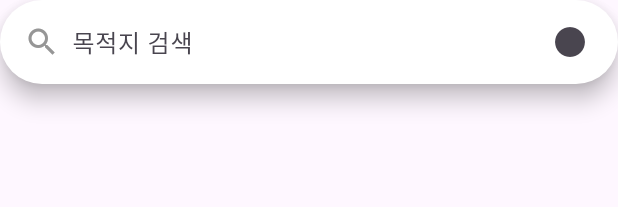
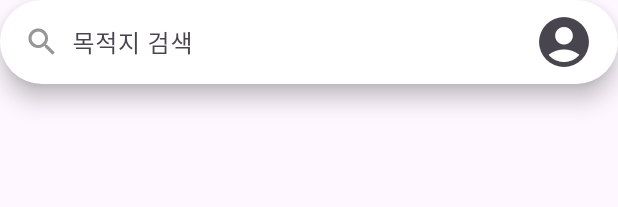
Before and after one commit to spicypunch/gather-here-Flutter, a Flutter app: the _SearchBar widget shown alone on an empty page, opened directly, on a phone screen of 412 x 824 dp. Shown: the top 207 px of the screen. Run offline on Flutter 3.47's test engine with Material 3 defaults, Android fonts, the phone set to English and light mode, and no system bars; our stand-ins replace dio, easy_debounce, flutter_riverpod, flutter_secure_storage, geolocator, go_router and 3 more; accounts and stored records are empty; generated files the repository leaves out were written again; network calls fail; Roboto replaces fonts that are missing (Pretendard); statements that could not run were skipped; project files that could hold a hidden picture were left out.

Commit message:
feature/homeScreen 프로필 이미지 적용

```diff
--- a/lib/common/dio/dio.dart
+++ b/lib/common/dio/dio.dart
@@ -91,11 +91,13 @@ class CustomInterceptor extends Interceptor {
     final refreshToken = response.headers.value('refresh-token');
     if (refreshToken != null) {
       storage.write(key: StorageKey.refreshToken.name, value: refreshToken);
+      print('refreshToken 저장');
     }
 
     final accessToken = response.headers.value('authorization');
     if (accessToken != null) {
       storage.write(key: StorageKey.accessToken.name, value: accessToken);
+      print('accessToken 저장');
     }
 
     super.onResponse(response, handler);
--- a/lib/common/repository/app_info_repository.dart
+++ b/lib/common/repository/app_info_repository.dart
@@ -4,7 +4,7 @@ import 'package:gather_here/common/dio/dio.dart';
 import 'package:retrofit/retrofit.dart';
 
 import 'package:gather_here/common/const/const.dart';
-import 'package:gather_here/common/model/app_info_model.dart';
+import 'package:gather_here/common/model/response/app_info_model.dart';
 
 part 'app_info_repository.g.dart';
 
--- a/lib/common/repository/member_repository.dart
+++ b/lib/common/repository/member_repository.dart
@@ -43,7 +43,7 @@ abstract class MemberRepository {
     @Body() required PasswordModel body,
   });
 
-  @PATCH('nickname')
+  @PATCH('/nickname')
   @Headers({
     'accessToken': 'true',
   })
--- a/lib/screen/home/home_provider.dart
+++ b/lib/screen/home/home_provider.dart
@@ -1,5 +1,6 @@
 import 'package:flutter/material.dart';
 import 'package:flutter_riverpod/flutter_riverpod.dart';
+import 'package:flutter_secure_storage/flutter_secure_storage.dart';
 
 import 'package:gather_here/common/location/location_manager.dart';
 import 'package:gather_here/common/model/room_create_model.dart';
@@ -7,7 +8,10 @@ import 'package:gather_here/common/model/room_join_model.dart';
 import 'package:gather_here/common/model/search_response_model.dart';
 
 import 'package:gather_here/common/repository/map_repository.dart';
+import 'package:gather_here/common/repository/member_repository.dart';
 import 'package:gather_here/common/repository/room_repository.dart';
+
+import '../../common/storage/storage.dart';
 
 class HomeState {
   String? query; // 검색어
@@ -36,17 +40,25 @@ final homeProvider =
     AutoDisposeStateNotifierProvider<HomeProvider, HomeState>((ref) {
   final mapRepo = ref.watch(mapRepositoryProvider);
   final roomRepo = ref.watch(roomRepositoryProvider);
-  return HomeProvider(mapRepo: mapRepo, roomRepo: roomRepo);
+  final memberRepo = ref.watch(memberRepositoryProvider);
+  final storage = ref.watch(storageProvider);
+  return HomeProvider(mapRepo: mapRepo, memberRepo: memberRepo, roomRepo: roomRepo, storage: storage);
 });
 
 class HomeProvider extends StateNotifier<HomeState> {
   final RoomRepository roomRepo;
   final MapRepository mapRepo;
+  final MemberRepository memberRepo;
+  final FlutterSecureStorage storage;
 
   HomeProvider({
     required this.roomRepo,
     required this.mapRepo,
-  }) : super(HomeState());
+    required this.memberRepo,
+    required this.storage,
+  }) : super(HomeState()){
+    getMyInfo();
+  }
 
   void _setState() {
     state = HomeState(
@@ -84,6 +96,16 @@ class HomeProvider extends StateNotifier<HomeState> {
   void tapLocationMarker(SearchDocumentsModel model) {
     state.selectedResult = model;
     _setState();
+  }
+
+  Future<String?> getMyInfo() async {
+    try {
+      final memberInfo = await memberRepo.getMemberInfo();
+      return memberInfo.profileImageUrl;
+    } catch (err) {
+      debugPrint('getMyInfo: $err');
+    }
+    return null;
   }
 
   Future<bool> tapStartSharingButton() async {
--- a/lib/screen/home/home_screen.dart
+++ b/lib/screen/home/home_screen.dart
@@ -4,6 +4,7 @@ import 'package:flutter/material.dart';
 import 'package:flutter_riverpod/flutter_riverpod.dart';
 import 'package:gather_here/common/components/default_text_form_field.dart';
 import 'package:gather_here/common/const/colors.dart';
+import 'package:gather_here/common/storage/storage.dart';
 import 'package:gather_here/screen/my_page/my_page_screen.dart';
 import 'package:gather_here/screen/share/share_screen.dart';
 import 'package:go_router/go_router.dart';
@@ -102,8 +103,18 @@ class _SearchBarState extends ConsumerState<_SearchBar> {
 
   @override
   Widget build(BuildContext context) {
-    final vm = ref.watch(homeProvider);
-
+    final notifier = ref.watch(homeProvider.notifier);
+    return FutureBuilder<String?>(
+      future: notifier.getMyInfo(),
+      builder: (context, snapshot) {
+        if (snapshot.connectionState == ConnectionState.waiting) {
+          return const Center(
+            child: CircularProgressIndicator(),
+          );
+        } else if (snapshot.hasError) {
+          return Text('Error ${snapshot.error}');
+        } else {
+          final profileImageUrl = snapshot.data;
           return SearchBar(
             backgroundColor: const WidgetStatePropertyAll(AppColor.white),
             hintText: "목적지 검색",
@@ -117,19 +128,32 @@ class _SearchBarState extends ConsumerState<_SearchBar> {
             trailing: [
               IconButton(
                 onPressed: () {
-            // TODO: 프로필 화면으로 이동하기
                   context.goNamed(MyPageScreen.name);
                 },
-          icon: Icon(Icons.circle),
+                icon: profileImageUrl != null
+                    ? ClipOval(
+                    child: Image.network(
+                      profileImageUrl,
+                      width: 40,
+                      height: 40,
+                      fit: BoxFit.cover,
+                    ))
+                    : const Icon(
+                  Icons.account_circle,
+                  size: 40,
+                ),
               )
             ],
             onChanged: (text) => EasyDebounce.debounce(
               'query',
-        Duration(seconds: 1),
+`              Duration(seconds: 1),
                   () async {
                 ref.read(homeProvider.notifier).queryChanged(value: text);
               },
             ),
+          );
+        }
+      },
     );
   }
 }
@@ -286,9 +310,11 @@ class _LocationBottomSheetState extends ConsumerState<LocationBottomSheet> {
                                       DefaultButton(
                                         title: '위치공유 시작하기',
                                         onTap: () async {
-                                          final result = await ref.read(homeProvider.notifier).tapStartSharingButton();
+                                          final result = await ref
+                                              .read(homeProvider.notifier)
+                                              .tapStartSharingButton();
                                           print(result);
-                                          if(result) {
+                                          if (result) {
                                             context.goNamed(ShareScreen.name);
                                           }
                                         },
--- a/lib/screen/my_page/my_page_provider.dart
+++ b/lib/screen/my_page/my_page_provider.dart
@@ -43,10 +43,10 @@ class MyPageProvider extends StateNotifier<AsyncValue<MemberInfoModel>> {
     required this.storage,
   }) : super(const AsyncValue.loading()) {
     // 초기 상태를 로딩 상태로 설정
-    getMemberInfo();
+    getMyInfo();
   }
 
-  Future<void> getMemberInfo() async {
+  Future<void> getMyInfo() async {
     try {
       final memberInfo = await memberRepository.getMemberInfo();
       state = AsyncValue.data(memberInfo);
@@ -100,7 +100,7 @@ class MyPageProvider extends StateNotifier<AsyncValue<MemberInfoModel>> {
     try {
       await memberRepository.patchChangeNickName(
           body: NicknameModel(nickname: nickName));
-      getMemberInfo();
+      getMyInfo;
       return true;
     } catch (e) {
       debugPrint('changeNickName Err: $e');
--- a/lib/screen/splash/splash_screen.dart
+++ b/lib/screen/splash/splash_screen.dart
@@ -39,9 +39,10 @@ class _SplashScreenState extends ConsumerState<SplashScreen> {
   void _checkLoginState() async {
     await Future.delayed(Duration(seconds: 2));
 
-    final result = await ref.read(splashProvier.notifier).getAppInfo();
+    final getAppInfoResult = await ref.read(splashProvier.notifier).getAppInfo();
 
-    if (result) {
+    if (getAppInfoResult) {
+
       context.goNamed(HomeScreen.name);
     } else {
       context.goNamed(LoginScreen.name);
```
Also changed, not shown: lib/screen/splash/splash_provider.dart (+15 -13 lines), pubspec.yaml (+0 -69 lines), lib/common/model/response/app_info_model.dart (renamed from lib/common/model/app_info_model.dart), lib/common/model/response/app_info_model.g.dart (renamed from lib/common/model/app_info_model.g.dart), lib/common/repository/member_repository.g.dart, 1 other file. Lines whose indentation alone changed are shown as unchanged.
